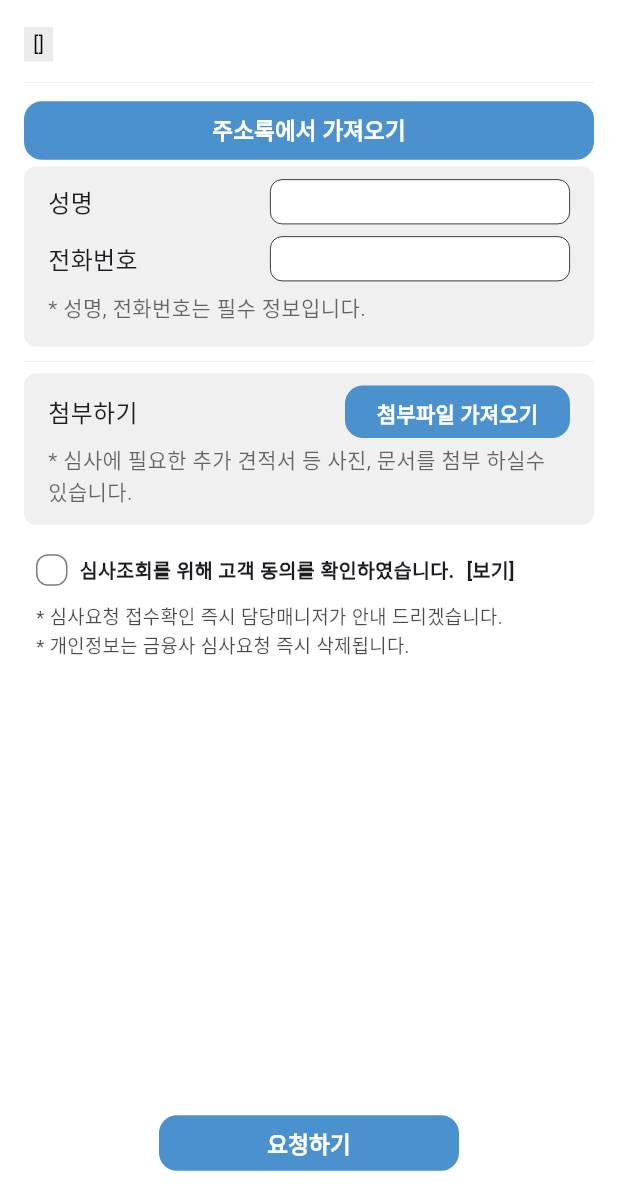
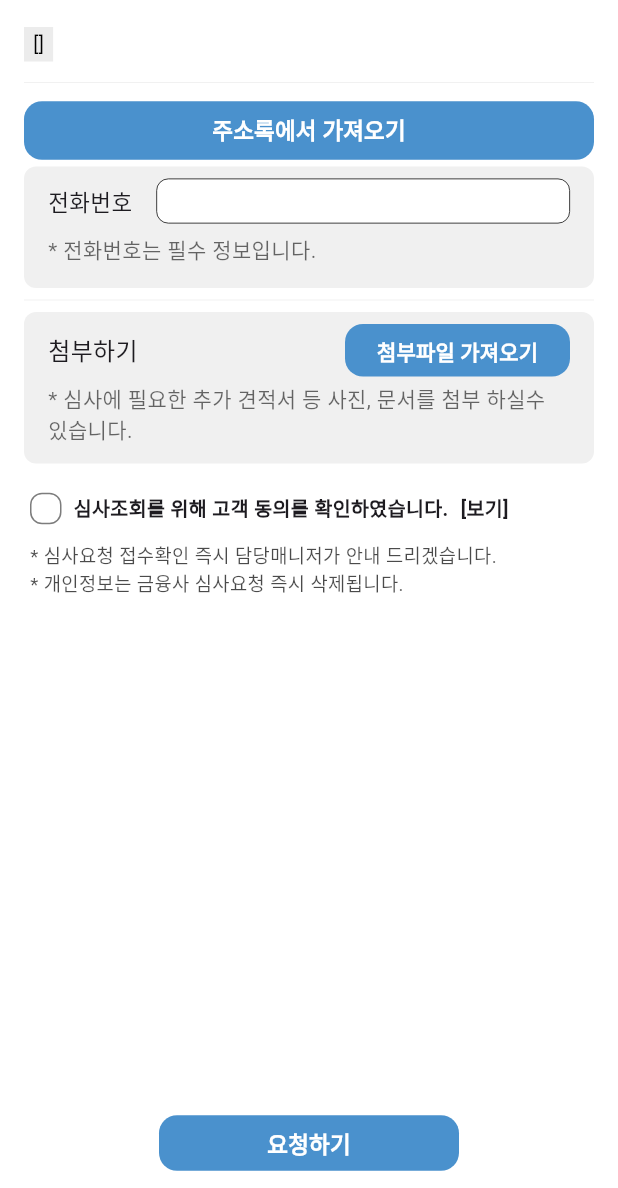
Before and after one commit to HeoKyuTae/webview, a Flutter app: the ApplyView screen opened directly with empty values, on a phone screen of 412 x 824 dp, the part 48-1236 px from its top. Run offline on Flutter 3.47's test engine with Material 3 defaults, Android fonts, the phone set to English and light mode, and no system bars; our stand-ins replace file_picker, flutter_contacts, webview_flutter; missing offline and left inert: photo_manager, photo_manager_image_provider.

Commit message:
어제 피드백 수정요

```diff
--- a/lib/attach_image_files_widget.dart
+++ b/lib/attach_image_files_widget.dart
@@ -501,7 +501,7 @@ class _AttachImageFilesWidgetState extends State<AttachImageFilesWidget> {
           ),
         ),
         Container(
-          padding: EdgeInsets.all(8),
+          padding: EdgeInsets.fromLTRB(4, 8, 4, 8),
           child: Column(
             crossAxisAlignment: CrossAxisAlignment.start,
             children: [
@@ -516,7 +516,9 @@ class _AttachImageFilesWidgetState extends State<AttachImageFilesWidget> {
                         });
                         updateInfo();
                       },
-                      child: Container(
+                      child: Row(
+                        children: [
+                          Container(
                             width: 21,
                             height: 21,
                             decoration: BoxDecoration(
@@ -531,11 +533,7 @@ class _AttachImageFilesWidgetState extends State<AttachImageFilesWidget> {
                                     ? Image.asset('assets/images/check.png')
                                     : SizedBox(),
                           ),
-                    ),
                           SizedBox(width: 8),
-                    Expanded(
-                      child: Row(
-                        children: [
                           Text(
                             '심사조회를 위해 고객 동의를 확인하였습니다.',
                             style: TextStyle(
@@ -544,6 +542,9 @@ class _AttachImageFilesWidgetState extends State<AttachImageFilesWidget> {
                             ),
                           ),
                           SizedBox(width: 8),
+                        ],
+                      ),
+                    ),
                     InkWell(
                       onTap: () {
                         Navigator.push(
@@ -562,9 +563,6 @@ class _AttachImageFilesWidgetState extends State<AttachImageFilesWidget> {
                             fontWeight: FontWeight.w600,
                           ),
                         ),
-                            ),
-                          ),
-                        ],
                       ),
                     ),
                   ],
--- a/lib/infomation_contact.dart
+++ b/lib/infomation_contact.dart
@@ -23,6 +23,7 @@ class InfomationContact extends StatefulWidget {
 }
 
 class _InfomationContactState extends State<InfomationContact> {
+  final FocusNode _focusNode = FocusNode();
   ThemeColor _themeColor = ThemeColor();
   List<Map<String, String>> contactList = [];
   final TextEditingController nameController = TextEditingController();
@@ -74,7 +75,7 @@ class _InfomationContactState extends State<InfomationContact> {
       Snack().showTopSnackBar(context, '연락처 정보를 가져 왔습니다.');
 
       setState(() {
-        nameController.text = data['name'];
+        nameController.text = maskName(data['name']);
         numberController.text = data['number'];
       });
 
@@ -86,9 +87,33 @@ class _InfomationContactState extends State<InfomationContact> {
     widget.onValueChanged(nameController.text, numberController.text);
   }
 
-  //대쉬를 포함하는 010 휴대폰 번호 포맷 검증 (010-1234-5678)
-  bool isValidPhoneNumberFormat(String number) {
-    return RegExp(r'^010-?([0-9]{4})-?([0-9]{4})$').hasMatch(number);
+  String maskName(String name) {
+    int length = name.length;
+
+    if (length == 2) {
+      // 예: 홍길 -> 홍*
+      return '${name[0]}*';
+    } else if (length == 3) {
+      // 예: 홍길동 -> 홍*동
+      return '${name[0]}*${name[2]}';
+    } else if (length == 4) {
+      // 예: 홍길동전 -> 홍**전
+      return '${name[0]}**${name[3]}';
+    } else {
+      // 그 외는 그대로 반환
+      return name;
+    }
+  }
+
+  @override
+  void initState() {
+    _focusNode.addListener(() {
+      if (!_focusNode.hasFocus) {
+        updateInfo();
+      }
+    });
+
+    super.initState();
   }
 
   @override
@@ -101,7 +126,6 @@ class _InfomationContactState extends State<InfomationContact> {
   @override
   Widget build(BuildContext context) {
     return SizedBox(
-      height: 170,
       child: Column(
         children: [
           TextButton(
@@ -123,7 +147,7 @@ class _InfomationContactState extends State<InfomationContact> {
             ),
           ),
           Container(
-            height: 120,
+            padding: EdgeInsets.fromLTRB(0, 8, 0, 8),
             decoration: BoxDecoration(
               color: Color.fromRGBO(240, 240, 240, 1),
               borderRadius: BorderRadius.circular(8),
@@ -136,10 +160,36 @@ class _InfomationContactState extends State<InfomationContact> {
                   padding: EdgeInsets.fromLTRB(16, 0, 16, 0),
                   child: Row(
                     children: [
-                      Text('성명', style: TextStyle(fontSize: 16)),
-                      Expanded(child: Container()),
                       Container(
-                        width: 200,
+                        child: Row(
+                          children: [
+                            Text('전화번호', style: TextStyle(fontSize: 15)),
+                            SizedBox(width: 8),
+                            nameController.text == ''
+                                ? SizedBox()
+                                : Container(
+                                  width: 80,
+                                  padding: EdgeInsets.fromLTRB(8, 2, 8, 2),
+                                  decoration: BoxDecoration(
+                                    color: _themeColor.themeColor,
+                                    borderRadius: BorderRadius.circular(6),
+                                  ),
+                                  alignment: Alignment.center,
+                                  child: Text(
+                                    nameController.text,
+                                    style: TextStyle(
+                                      fontSize: 16,
+                                      color: Colors.white,
+                                    ),
+                                  ),
+                                ),
+                            SizedBox(width: 8),
+                          ],
+                        ),
+                      ),
+                      Expanded(
+                        child: Container(
+                          width: 150,
                           decoration: BoxDecoration(
                             color: Colors.white,
                             border: Border.all(color: Colors.black, width: 0.5),
@@ -147,31 +197,11 @@ class _InfomationContactState extends State<InfomationContact> {
                           ),
                           padding: EdgeInsets.fromLTRB(8, 0, 0, 8),
                           child: TextField(
-                          controller: nameController,
-                          decoration: InputDecoration(border: InputBorder.none),
+                            focusNode: _focusNode,
+                            controller: numberController,
+                            style: TextStyle(
+                              overflow: TextOverflow.ellipsis, // 핵심
                             ),
-                      ),
-                    ],
-                  ),
-                ),
-                SizedBox(height: 8),
-                Container(
-                  height: 30,
-                  padding: EdgeInsets.fromLTRB(16, 0, 16, 0),
-                  child: Row(
-                    children: [
-                      Text('전화번호', style: TextStyle(fontSize: 16)),
-                      Expanded(child: Container()),
-                      Container(
-                        width: 200,
-                        decoration: BoxDecoration(
-                          color: Colors.white,
-                          border: Border.all(color: Colors.black, width: 0.5),
-                          borderRadius: BorderRadius.circular(8),
-                        ),
-                        padding: EdgeInsets.fromLTRB(8, 0, 0, 8),
-                        child: TextField(
-                          controller: numberController,
                             inputFormatters: [
                               FilteringTextInputFormatter
                                   .digitsOnly, // only numbers
@@ -180,10 +210,15 @@ class _InfomationContactState extends State<InfomationContact> {
                             ],
                             maxLines: 1,
                             keyboardType: TextInputType.phone,
-                          decoration: InputDecoration(border: InputBorder.none),
+                            decoration: InputDecoration(
+                              border: InputBorder.none,
+                            ),
                             onChanged: (value) {
-                            updateInfo();
+                              setState(() {
+                                nameController.clear();
+                              });
                             },
+                          ),
                         ),
                       ),
                     ],
@@ -194,7 +229,8 @@ class _InfomationContactState extends State<InfomationContact> {
                   padding: EdgeInsets.fromLTRB(16, 0, 16, 0),
                   alignment: Alignment.centerLeft,
                   child: Text(
-                    '* 성명, 전화번호는 필수 정보입니다.',
+                    '* 전화번호는 필수 정보입니다.',
+                    // '* 성명, 전화번호는 필수 정보입니다.',
                     style: TextStyle(color: Colors.black.withAlpha(150)),
                   ),
                 ),
```
Also changed, not shown: lib/apply_view.dart (+13 -5 lines). Lines whose indentation alone changed are shown as unchanged.
